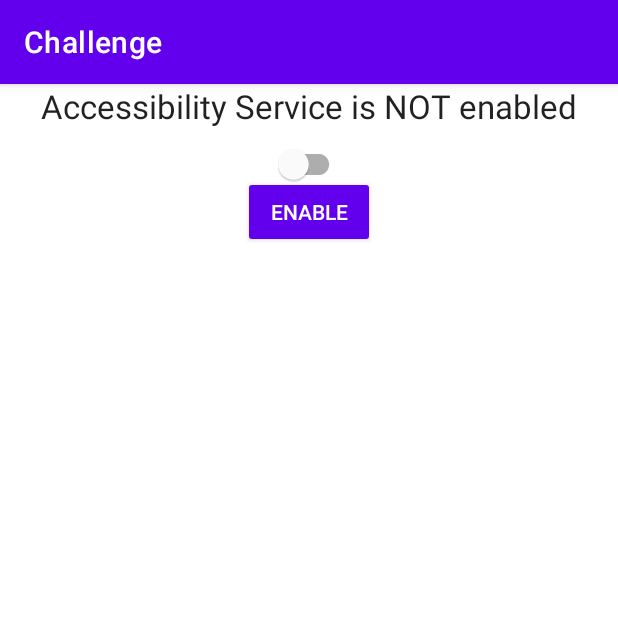
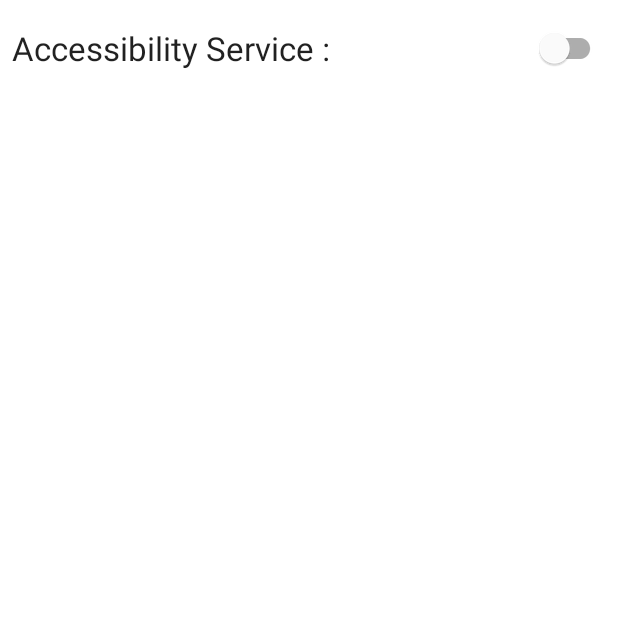
Before and after one commit to javadssmsh/Accessibility-Service, an Android app: the screen it shows after launch (HomeActivity), on a phone screen of 412 x 824 dp, the top half of it. Run offline under Robolectric (Android 15) with nearby library versions, the phone set to English and light mode, and no system bars; our stand-ins replace EventBus, Room's generated code.

Commit message:
ui changed

```diff
--- a/app/src/main/java/ir/javadsh/challenge/HomeActivity.java
+++ b/app/src/main/java/ir/javadsh/challenge/HomeActivity.java
@@ -35,13 +35,11 @@ import ir.javadsh.challenge.service.TextAccessibilityService;
 public class HomeActivity extends AppCompatActivity {
 
     private TextView tv;
-    private Button button;
     List<ReportLog> reportLogs;
     AppDataBase dataBase;
     ShowLogAdapter adapter;
     public static List<ReportLog> staticLogs = new ArrayList<>();
     SwitchMaterial switchMaterial;
-    //private ReportLog reportLog;
 
     @Override
     protected void onStart() {
@@ -57,7 +55,6 @@ public class HomeActivity extends AppCompatActivity {
         setContentView(R.layout.activity_home);
 
         tv = findViewById(R.id.textView);
-        button = findViewById(R.id.button);
         RecyclerView showLogRecyclerView = findViewById(R.id.show_log_rv);
         switchMaterial = findViewById(R.id.switch_button);
         dataBase = AppDataBase.getInstance(this);
@@ -71,13 +68,6 @@ public class HomeActivity extends AppCompatActivity {
             }
         });
 
-        button.setOnClickListener(new View.OnClickListener() {
-            @Override
-            public void onClick(View v) {
-                Intent intent = new Intent(Settings.ACTION_ACCESSIBILITY_SETTINGS);
-                startActivity(intent);
-            }
-        });
 
         //
         reportLogs = dataBase.getReportLogDao().getAllLogs();
@@ -118,12 +108,10 @@ public class HomeActivity extends AppCompatActivity {
     protected void onResume() {
         super.onResume();
         if (!isAccessibilityServiceEnabled(this, TextAccessibilityService.class)) {
-            tv.setText("Accessibility Service is NOT enabled");
-            button.setText("Enable");
+            //tv.setText("Accessibility Service is NOT enabled");
             switchMaterial.setChecked(false);
         } else {
-            tv.setText("Accessibility Service is ENABLED");
-            button.setText("Disable");
+            //tv.setText("Accessibility Service is ENABLED");
             switchMaterial.setChecked(true);
         }
         adapter.notifyDataSetChanged();
--- a/app/src/main/res/layout/activity_home.xml
+++ b/app/src/main/res/layout/activity_home.xml
@@ -1,51 +1,43 @@
 <?xml version="1.0" encoding="utf-8"?>
-<androidx.constraintlayout.widget.ConstraintLayout
-    xmlns:android="http://schemas.android.com/apk/res/android"
+<androidx.constraintlayout.widget.ConstraintLayout xmlns:android="http://schemas.android.com/apk/res/android"
     xmlns:app="http://schemas.android.com/apk/res-auto"
     xmlns:tools="http://schemas.android.com/tools"
     android:layout_width="match_parent"
     android:layout_height="match_parent"
     tools:context=".HomeActivity">
 
-    <TextView
-        android:id="@+id/textView"
-        android:layout_width="wrap_content"
+    <LinearLayout
+        android:id="@+id/liner"
+        android:layout_width="match_parent"
         android:layout_height="wrap_content"
-        android:text="Accessibility Service not enabled"
-        android:textAppearance="@style/TextAppearance.AppCompat.Large"
+        android:orientation="horizontal"
+        android:layout_margin="@dimen/margin_2"
         app:layout_constraintLeft_toLeftOf="parent"
         app:layout_constraintRight_toRightOf="parent"
-        app:layout_constraintTop_toTopOf="parent" />
+        app:layout_constraintTop_toTopOf="parent">
 
-    <com.google.android.material.switchmaterial.SwitchMaterial
-        android:id="@+id/switch_button"
-        android:layout_width="wrap_content"
-        android:layout_height="wrap_content"
-        app:layout_constraintLeft_toLeftOf="parent"
-        app:layout_constraintRight_toRightOf="parent"
-        app:layout_constraintTop_toBottomOf="@+id/textView"/>
+        <TextView
+            android:id="@+id/textView"
+            android:layout_width="wrap_content"
+            android:layout_height="wrap_content"
+            android:layout_gravity="start|center_vertical"
+            android:text="Accessibility Service :"
+            android:textAppearance="@style/TextAppearance.AppCompat.Large" />
 
-    <Button
-        android:id="@+id/button"
-        style="@style/Widget.AppCompat.Button.Colored"
-        android:layout_width="wrap_content"
-        android:layout_height="wrap_content"
-        android:layout_marginStart="8dp"
-        android:layout_marginLeft="8dp"
-        android:layout_marginTop="32dp"
-        android:layout_marginEnd="8dp"
-        android:layout_marginRight="8dp"
-        android:text="Enable Accessibility Service"
-        app:layout_constraintEnd_toEndOf="parent"
-        app:layout_constraintStart_toStartOf="parent"
-        app:layout_constraintTop_toBottomOf="@+id/textView" />
+        <com.google.android.material.switchmaterial.SwitchMaterial
+            android:id="@+id/switch_button"
+            android:layout_width="match_parent"
+            android:layout_height="wrap_content"
+            android:layout_gravity="" />
+
+    </LinearLayout>
+
 
     <androidx.recyclerview.widget.RecyclerView
         android:id="@+id/show_log_rv"
         android:layout_width="match_parent"
         android:layout_height="wrap_content"
-        app:layout_constraintTop_toBottomOf="@+id/button"/>
-
+        app:layout_constraintTop_toBottomOf="@+id/liner" />
 
 
 </androidx.constraintlayout.widget.ConstraintLayout>
--- a/app/src/main/res/values/themes.xml
+++ b/app/src/main/res/values/themes.xml
@@ -1,6 +1,6 @@
 <resources xmlns:tools="http://schemas.android.com/tools">
     <!-- Base application theme. -->
-    <style name="Theme.Challenge" parent="Theme.MaterialComponents.DayNight.DarkActionBar">
+    <style name="Theme.Challenge" parent="Theme.MaterialComponents.DayNight.NoActionBar">
         <!-- Primary brand color. -->
         <item name="colorPrimary">@color/purple_500</item>
         <item name="colorPrimaryVariant">@color/purple_700</item>
```
